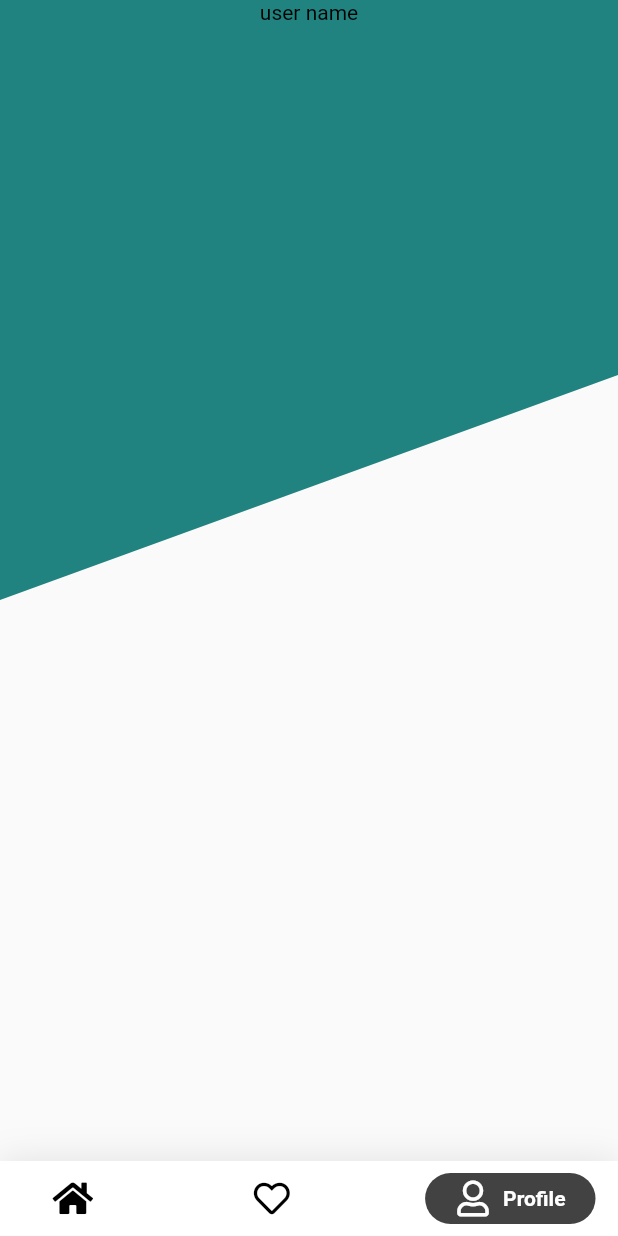
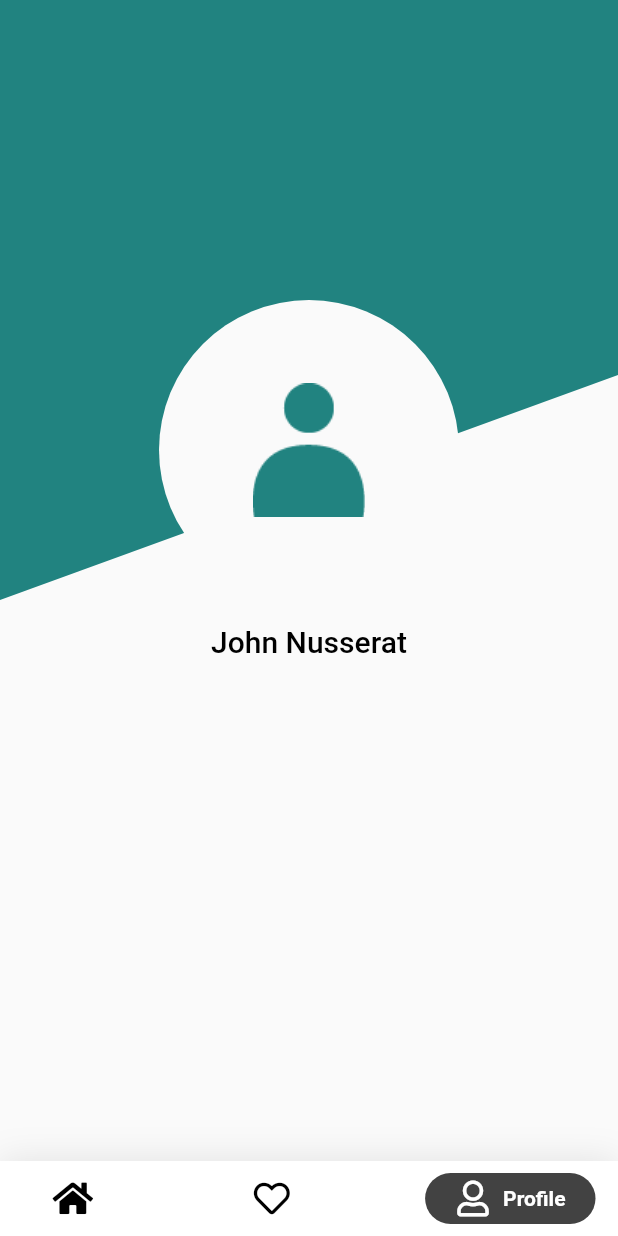
Before and after one commit to HamzaIdries/flexoclock, a Flutter app: the SemiHomeScreen screen opened directly, item 3 of the bottom bar chosen, on a phone screen of 412 x 824 dp. Run offline on Flutter 3.47's test engine with Material 2 defaults, Android fonts, the phone set to English and light mode, and no system bars; drawn by our look-alikes of google_nav_bar; our stand-ins replace font_awesome_flutter.

Commit message:
fixed profile screen

```diff
--- a/lib/constants.dart
+++ b/lib/constants.dart
@@ -25,11 +25,12 @@ const kEasyColor = Color.fromRGBO(39, 213, 114, 100);
 const kNormalColor = Color.fromRGBO(33, 131, 128, 100);
 const kHardColor = Color.fromRGBO(215, 27, 90, 100);
 
-const kMainScreenStyle =
-    TextStyle(color: Colors.black, fontSize: 40, fontWeight: FontWeight.bold);
+const kMainScreenStyle = TextStyle(color: Colors.black, fontSize: 40, fontWeight: FontWeight.bold);
 
 const kProfileClipperColor = Color.fromRGBO(33, 131, 128, 60);
 
 const optionStyle = TextStyle(fontSize: 30, fontWeight: FontWeight.bold);
 
-const kNavBarColor = Color(0x00000000);
+const kProfileUserNameStyle = TextStyle(color: Colors.black, fontSize: 20, fontWeight: FontWeight.w500);
+
+const kScaffoldDefaultBackgroundColor = Color(0xfffafafa);
--- a/lib/screens/profile_screen.dart
+++ b/lib/screens/profile_screen.dart
@@ -2,12 +2,17 @@ import 'package:flutter/material.dart';
 import 'package:flexoclock/constants.dart';
 
 class ProfileScreen extends StatelessWidget {
+  final String userName;
+  ProfileScreen({this.userName});
   @override
   Widget build(BuildContext context) {
     Size size = MediaQuery.of(context).size;
 
     return Scaffold(
-      body: Stack(
+      body: Column(
+        children: [
+          Stack(
+            alignment: Alignment.center,
             children: [
               ClipPath(
                 clipper: MyCustomClipper(),
@@ -16,18 +21,22 @@ class ProfileScreen extends StatelessWidget {
                   color: kProfileClipperColor,
                 ),
               ),
-          Align(
-            child: Column(
-              children: [
-                Text(
-                  'user name',
-                  style: TextStyle(
-                    color: Colors.black,
-                  ),
+              Positioned(
+                top: 200,
+                child: CircleAvatar(
+                    radius: 100,
+                    backgroundColor: Color(0xfffafafa),
+                    child: Image.asset('${kImagePath}person.png')),
               ),
             ],
           ),
+          SizedBox(
+            height: 16.0,
           ),
+          Text(
+            userName,
+            style: kProfileUserNameStyle,
+          )
         ],
       ),
     );
--- a/lib/screens/semi_home_screen.dart
+++ b/lib/screens/semi_home_screen.dart
@@ -13,10 +13,12 @@ class SemiHomeScreen extends StatefulWidget {
 
 int _navBar = 0;
 
+//TODO : change all screens
+
 List<dynamic> _widgetOptions = <dynamic>[
   LoginScreen(),
   WelcomeScreen(),
-  ProfileScreen(),
+  ProfileScreen(userName: 'John Nusserat'),
 ];
 
 class _SemiHomeScreenState extends State<SemiHomeScreen> {
--- a/lib/testing.dart
+++ b/lib/testing.dart
@@ -29,7 +29,9 @@ class _TestingState extends State<Testing> {
     return MaterialApp(
       debugShowCheckedModeBanner: false,
       title: 'Flexoclock',
-      home: SemiHomeScreen(),
-      );
+      home: Scaffold(
+        body: SemiHomeScreen(),
+      ),
+    );
   }
 }
```
Also changed, not shown: assets/images/person.png (added). Lines whose indentation alone changed are shown as unchanged.
